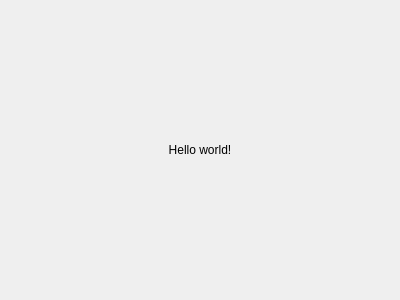
This is src/dtsview.ui in minlexx/dtsview as Qt 5 draws it before an edit. The edited form follows.
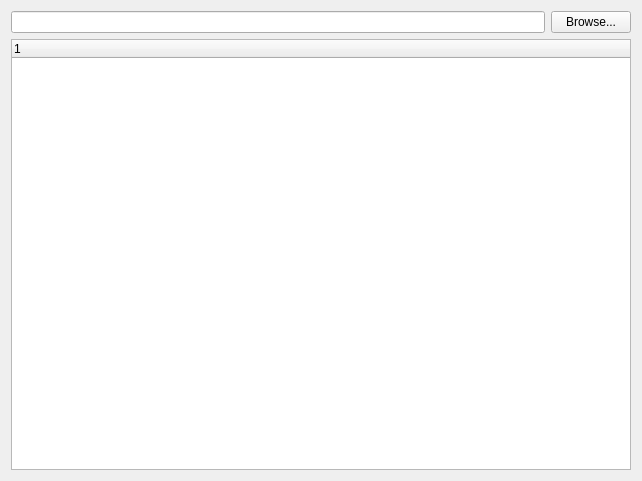
This is the edited form.

```diff
--- a/src/dtsview.ui
+++ b/src/dtsview.ui
@@ -6,19 +6,32 @@
    <rect>
     <x>0</x>
     <y>0</y>
-    <width>400</width>
-    <height>300</height>
+    <width>642</width>
+    <height>481</height>
    </rect>
   </property>
   <layout class="QVBoxLayout" name="verticalLayout">
    <item>
-    <widget class="QLabel" name="label">
-     <property name="text">
-      <string>Hello world!</string>
-     </property>
-     <property name="alignment">
-      <set>Qt::AlignCenter</set>
-     </property>
+    <layout class="QHBoxLayout" name="horizontalLayout">
+     <item>
+      <widget class="QLineEdit" name="le_dtsFile"/>
+     </item>
+     <item>
+      <widget class="QPushButton" name="btn_browse">
+       <property name="text">
+        <string>Browse...</string>
+       </property>
+      </widget>
+     </item>
+    </layout>
+   </item>
+   <item>
+    <widget class="QTreeWidget" name="treeWidget">
+     <column>
+      <property name="text">
+       <string notr="true">1</string>
+      </property>
+     </column>
     </widget>
    </item>
   </layout>
```
